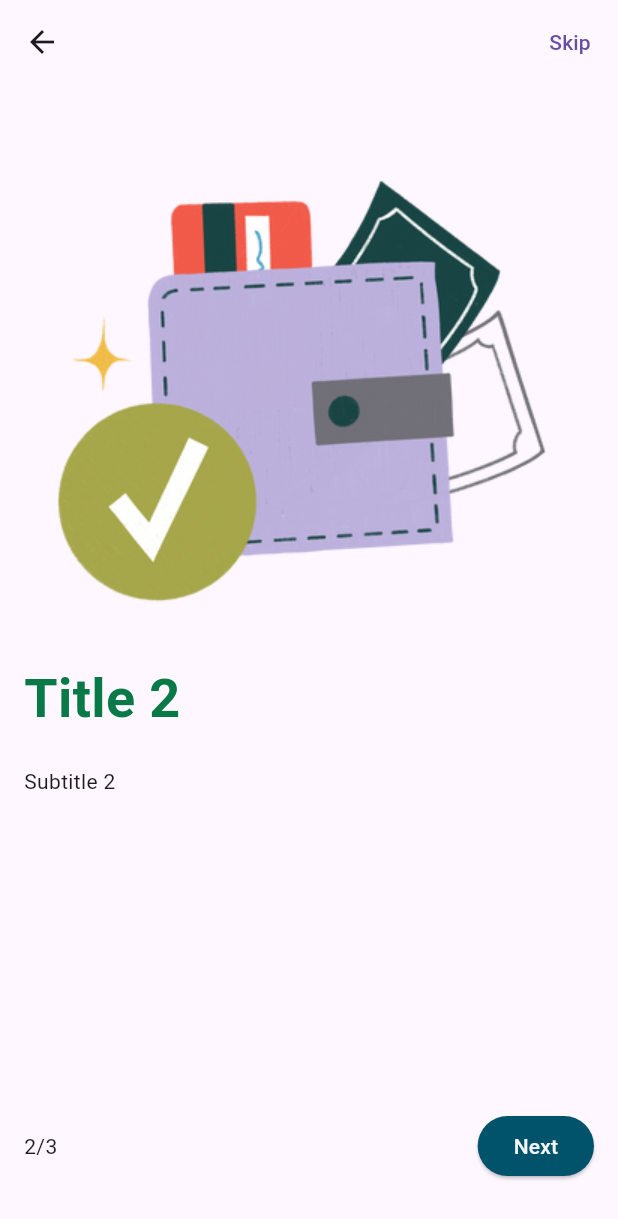
After one commit to MeDoRa0/finance_app, a Flutter app: the OnBoardingScreen screen opened directly, after a tap on "Next", on a phone screen of 412 x 824 dp. The commit adds this screen. Shown: the top 1219 px of the screen. Run offline on Flutter 3.47's test engine with Material 3 defaults, Android fonts, the phone set to English and light mode, and no system bars; our stand-ins replace flutter_svg.

Commit message:
create on boarding page

```diff
--- a/lib/app_images.dart
+++ b/lib/app_images.dart
@@ -1,5 +1,17 @@
 class Assets {
   Assets._();
+
+  /// Assets for imagesFinance1
+  /// assets/images/finance1.png
+  static const String imagesFinance1 = "assets/images/finance1.png";
+
+  /// Assets for imagesFinance2
+  /// assets/images/finance2.png
+  static const String imagesFinance2 = "assets/images/finance2.png";
+
+  /// Assets for imagesFinance3
+  /// assets/images/finance3.png
+  static const String imagesFinance3 = "assets/images/finance3.png";
 
   /// Assets for svgLogo
   /// assets/svg/logo.svg
--- a/lib/main.dart
+++ b/lib/main.dart
@@ -1,4 +1,5 @@
 import 'package:finance_app/pages/home.dart';
+import 'package:finance_app/pages/on_boarding.dart';
 import 'package:finance_app/pages/splash.dart';
 import 'package:flutter/material.dart';
 
--- /dev/null
+++ b/lib/pages/on_boarding.dart
@@ -0,0 +1,114 @@
+import 'package:finance_app/app_images.dart';
+import 'package:finance_app/pages/home.dart';
+import 'package:finance_app/styles/colors.dart';
+import 'package:finance_app/widgets/page_view_item.dart';
+import 'package:flutter/material.dart';
+
+class OnBoardingScreen extends StatefulWidget {
+  const OnBoardingScreen({super.key});
+
+  @override
+  State<OnBoardingScreen> createState() => _OnBoardingScreenState();
+}
+
+class _OnBoardingScreenState extends State<OnBoardingScreen> {
+  PageController pageController = PageController();
+  int currentIndex = 0;
+  bool isLastPage = false;
+  List<PageItem> item = [
+    const PageItem(
+      title: 'Title 1',
+      image: Assets.imagesFinance1,
+      subtitle: 'Subtitle 1',
+    ),
+    const PageItem(
+      title: 'Title 2',
+      image: Assets.imagesFinance2,
+      subtitle: 'Subtitle 2',
+    ),
+    const PageItem(
+      title: 'Title 3',
+      image: Assets.imagesFinance3,
+      subtitle: 'Subtitle 3',
+    ),
+  ];
+  @override
+  Widget build(BuildContext context) {
+    return Scaffold(
+      appBar: AppBar(
+        actions: [
+          TextButton(
+            onPressed: () {
+              Navigator.pushAndRemoveUntil(
+                  context,
+                  MaterialPageRoute(
+                    builder: (context) => HomePage(),
+                  ),
+                  (route) => false);
+            },
+            child: const Text('Skip'),
+          ),
+        ],
+      ),
+      body: Padding(
+        padding: const EdgeInsets.all(16),
+        child: Column(
+          children: [
+            Expanded(
+              child: PageView.builder(
+                onPageChanged: (value) {
+                  setState(() {
+                    currentIndex = value;
+                  });
+                  if (value + 1 == item.length) {
+                    setState(() {
+                      isLastPage = true;
+                    });
+                  } else {
+                    setState(() {
+                      isLastPage = false;
+                    });
+                  }
+                },
+                itemCount: item.length,
+                itemBuilder: (context, index) {
+                  return item[index];
+                },
+                controller: pageController,
+              ),
+            ),
+            Row(
+              children: [
+                Text('${currentIndex + 1}/${item.length}'),
+                const Spacer(),
+                ElevatedButton(
+                  style: ElevatedButton.styleFrom(
+                    backgroundColor: isLastPage ? kPrimaryGreen : kPrimaryBlue,
+                    foregroundColor: kWhiteColor,
+                  ),
+                  onPressed: () {
+                    isLastPage
+                        ? Navigator.pushAndRemoveUntil(
+                            context,
+                            MaterialPageRoute(
+                              builder: (context) => HomePage(),
+                            ),
+                            (route) => false)
+                        : pageController.nextPage(
+                            duration: Duration(seconds: 1),
+                            curve: Curves.ease,
+                          );
+                  },
+                  child: Text(isLastPage ? 'Get started' : 'Next'),
+                ),
+              ],
+            ),
+            const SizedBox(
+              height: 20,
+            ),
+          ],
+        ),
+      ),
+    );
+  }
+}
--- /dev/null
+++ b/lib/widgets/page_view_item.dart
@@ -0,0 +1,36 @@
+import 'package:finance_app/styles/colors.dart';
+import 'package:flutter/material.dart';
+
+class PageItem extends StatelessWidget {
+  final String title;
+  final String image;
+  final String subtitle;
+  const PageItem({
+    super.key,
+    required this.title,
+    required this.image,
+    required this.subtitle,
+  });
+
+  @override
+  Widget build(BuildContext context) {
+    return Column(
+      crossAxisAlignment: CrossAxisAlignment.start,
+      children: [
+        Image.asset(image),
+        Text(
+          title,
+          style: TextStyle(
+            color: kPrimaryGreen,
+            fontSize: 36,
+            fontWeight: FontWeight.w600,
+          ),
+        ),
+        SizedBox(
+          height: 20,
+        ),
+        Text(subtitle),
+      ],
+    );
+  }
+}
--- a/pubspec.yaml
+++ b/pubspec.yaml
@@ -56,11 +56,14 @@ flutter:
   # To add assets to your application, add an assets section, like this:
   assets:
     - assets/svg/
+    - assets/images/
 flutter_assets:
-  assets_path: assets/svg/
+  assets_path: assets/
   output_path: lib/
   filename: app_images.dart
   field_prefix:
+
+
 
   # An image asset can refer to one or more resolution-specific "variants", see
   # https://flutter.dev/assets-and-images/#resolution-aware
```
Also changed, not shown: assets/images/finance1.png (added), assets/images/finance2.png (added), assets/images/finance3.png (added).
